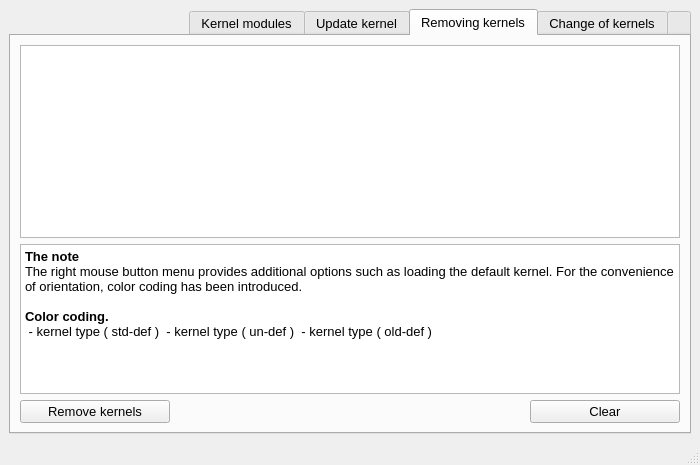
Before: the Qt Designer form ui/main_win.ui in Koi-foo/kernel-manager, drawn with Qt 5.
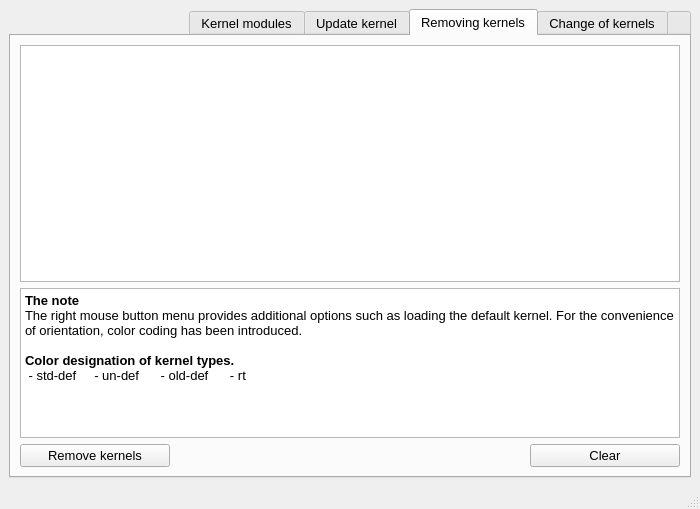
After: the same form once the commit is applied. The open tabs and pages were chosen to show the change. Icons and pictures are not drawn.

Commit message: added the function of changing the kernel to RT

```diff
--- a/ui/main_win.ui
+++ b/ui/main_win.ui
@@ -7,7 +7,7 @@
     <x>0</x>
     <y>0</y>
     <width>700</width>
-    <height>465</height>
+    <height>509</height>
    </rect>
   </property>
   <property name="minimumSize">
@@ -42,7 +42,7 @@
   </property>
   <widget class="QWidget" name="centralwidget">
    <layout class="QGridLayout" name="gridLayout">
-    <item row="0" column="1">
+    <item row="0" column="0">
      <widget class="QTabWidget" name="Tab1">
       <property name="font">
        <font>
@@ -292,8 +292,8 @@
 &lt;/style&gt;&lt;/head&gt;&lt;body style=&quot; font-family:'Sans Serif'; font-size:10pt; font-weight:400; font-style:normal;&quot;&gt;
 &lt;p style=&quot; margin-top:0px; margin-bottom:0px; margin-left:0px; margin-right:0px; -qt-block-indent:0; text-indent:0px;&quot;&gt;&lt;span style=&quot; font-weight:600;&quot;&gt;The note&lt;/span&gt;&lt;br /&gt;The right mouse button menu provides additional options such as loading the default kernel. For the convenience of orientation, color coding has been introduced.&lt;/p&gt;
 &lt;p style=&quot;-qt-paragraph-type:empty; margin-top:0px; margin-bottom:0px; margin-left:0px; margin-right:0px; -qt-block-indent:0; text-indent:0px;&quot;&gt;&lt;br /&gt;&lt;/p&gt;
-&lt;p style=&quot; margin-top:0px; margin-bottom:0px; margin-left:0px; margin-right:0px; -qt-block-indent:0; text-indent:0px;&quot;&gt;&lt;span style=&quot; font-weight:600;&quot;&gt;Color coding.&lt;/span&gt;&lt;/p&gt;
-&lt;p style=&quot; margin-top:0px; margin-bottom:0px; margin-left:0px; margin-right:0px; -qt-block-indent:0; text-indent:0px;&quot;&gt;&lt;img src=&quot;:/picture/icons/std.png&quot; height=&quot;12&quot; /&gt; - kernel type ( std-def ) &lt;img src=&quot;:/picture/icons/un.png&quot; height=&quot;12&quot; /&gt; - kernel type ( un-def ) &lt;img src=&quot;:/picture/icons/old.png&quot; height=&quot;12&quot; /&gt; - kernel type ( old-def )&lt;/p&gt;&lt;/body&gt;&lt;/html&gt;</string>
+&lt;p style=&quot; margin-top:0px; margin-bottom:0px; margin-left:0px; margin-right:0px; -qt-block-indent:0; text-indent:0px;&quot;&gt;&lt;span style=&quot; font-weight:600;&quot;&gt;Color designation of kernel types.&lt;/span&gt;&lt;/p&gt;
+&lt;p style=&quot; margin-top:0px; margin-bottom:0px; margin-left:0px; margin-right:0px; -qt-block-indent:0; text-indent:0px;&quot;&gt;&lt;img src=&quot;:/picture/icons/std.png&quot; height=&quot;12&quot; /&gt; - std-def    &lt;img src=&quot;:/picture/icons/un.png&quot; height=&quot;12&quot; /&gt; - un-def     &lt;img src=&quot;:/picture/icons/old.png&quot; height=&quot;12&quot; /&gt; - old-def     &lt;img src=&quot;:/picture/icons/rt.png&quot; height=&quot;12&quot; /&gt; - rt&lt;/p&gt;&lt;/body&gt;&lt;/html&gt;</string>
           </property>
          </widget>
         </item>
```
Left out of the diff: 3 changed lines with no effect on the pictures. The commit also changes 4 other files.
